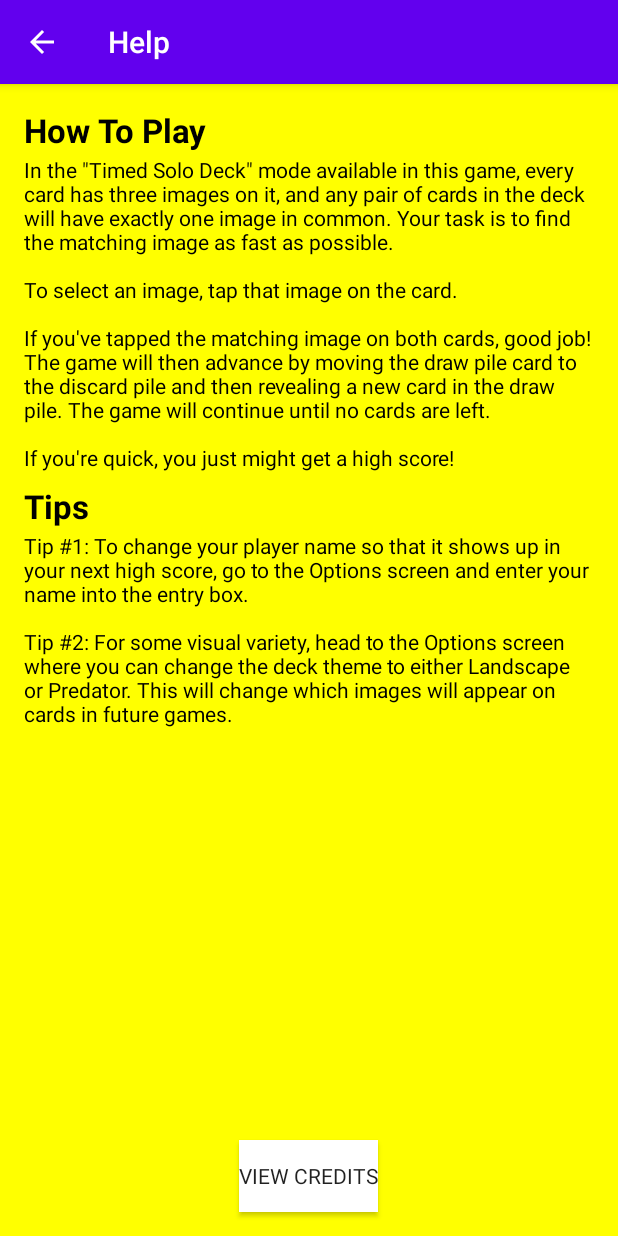
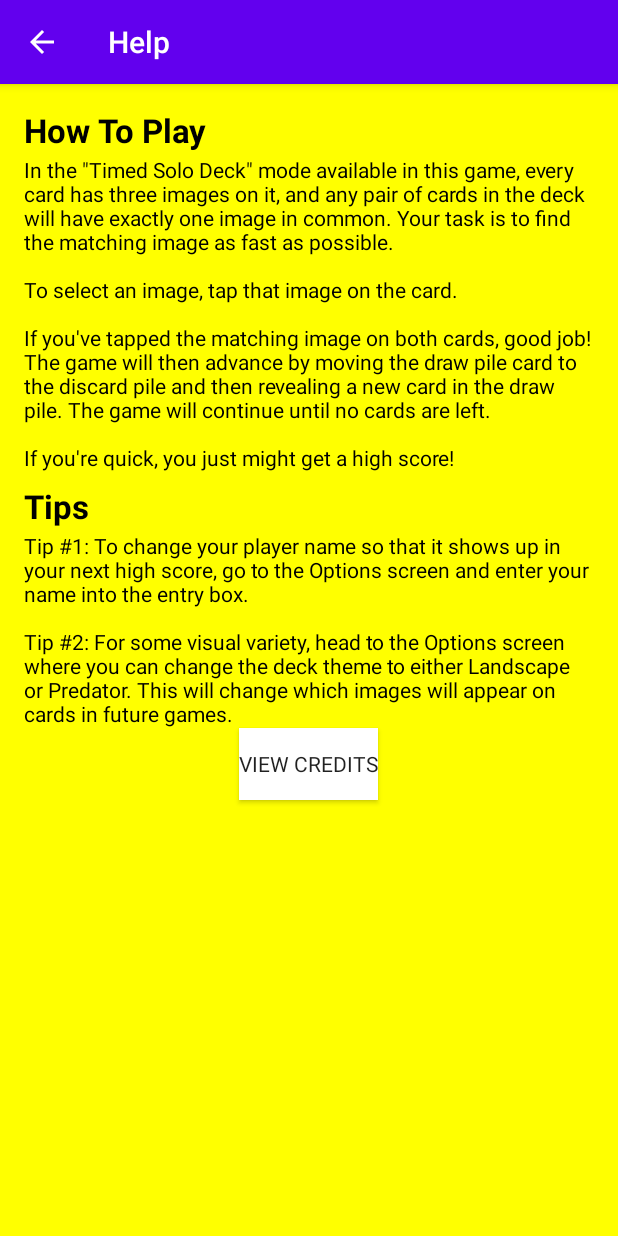
Before and after one commit to bhoward27/276-prj, an Android app: the HelpActivity screen opened directly, with no data from a screen before it, on a phone screen of 412 x 824 dp. Run offline under Robolectric (Android 15) with nearby library versions, the phone set to English and light mode, and no system bars.

Commit message:
Added scrollview to options

```diff
--- a/app/src/main/java/ca/cmpt276/prj/ui/CreditsActivity.java
+++ b/app/src/main/java/ca/cmpt276/prj/ui/CreditsActivity.java
@@ -6,6 +6,7 @@ import android.content.Context;
 import android.content.Intent;
 import android.os.Bundle;
 import android.text.method.LinkMovementMethod;
+import android.util.Log;
 import android.widget.TextView;
 
 import ca.cmpt276.prj.R;
@@ -46,7 +47,7 @@ public class CreditsActivity extends AppCompatActivity {
 
         TextView appIconLink = (TextView) findViewById(R.id.textViewAppIconSource);
 
-        TextView links[] = { caveLink, desertLink, forestLink, oceanLink,
+        TextView[] links = { caveLink, desertLink, forestLink, oceanLink,
                 stormLink, sunriseLink, volcanoLink, rainbowLink,
                 bearLink, eagleLink, leopardLink, lionLink,
                 sharkLink, snakeLink, spiderLink, orcaLink, appIconLink };
@@ -57,6 +58,7 @@ public class CreditsActivity extends AppCompatActivity {
             //  This makes it so that when a hyperlink is tapped, it opens the link in a
             //  web browser.
             link.setMovementMethod(LinkMovementMethod.getInstance());
+            Log.d("test", "setupHyperlinks: " + link);
         }
     }
 
--- a/app/src/main/res/layout/activity_credits.xml
+++ b/app/src/main/res/layout/activity_credits.xml
@@ -38,11 +38,12 @@
         android:layout_width="0dp"
         android:layout_height="wrap_content"
         android:layout_marginStart="16dp"
-        android:layout_marginTop="16dp"
+        android:layout_marginTop="8dp"
         android:layout_marginEnd="16dp"
         android:text="@string/txt_heading_image_sources"
         android:textAppearance="@style/TextAppearance.AppCompat.Large"
         app:layout_constraintEnd_toEndOf="parent"
+        app:layout_constraintHorizontal_bias="0.0"
         app:layout_constraintStart_toStartOf="parent"
         app:layout_constraintTop_toBottomOf="@+id/textViewBodyAboutTheTeam" />
 
@@ -278,10 +279,9 @@
         android:layout_width="0dp"
         android:layout_height="wrap_content"
         android:layout_marginStart="16dp"
-        android:layout_marginTop="228dp"
-        android:text="@string/txt_credits_app_icon"
-        android:textAppearance="@style/TextAppearance.AppCompat.Medium"
+        android:text="@string/app_icon_source"
+        android:textAppearance="@style/TextAppearance.AppCompat.Body1"
         app:layout_constraintStart_toStartOf="parent"
-        app:layout_constraintTop_toBottomOf="@+id/textViewHeadingImageSources" />
+        app:layout_constraintTop_toBottomOf="@+id/textViewRainbowSource" />
 
 </androidx.constraintlayout.widget.ConstraintLayout>
--- a/app/src/main/res/layout/activity_help.xml
+++ b/app/src/main/res/layout/activity_help.xml
@@ -7,9 +7,18 @@
     android:background="@color/yellow"
     tools:context=".ui.HelpActivity">
 
+    <ScrollView
+        android:layout_width="match_parent"
+        android:layout_height="match_parent">
+
+        <LinearLayout
+            android:layout_width="match_parent"
+            android:layout_height="wrap_content"
+            android:orientation="vertical" >
+
             <TextView
                 android:id="@+id/helpDescriptionTItle"
-        android:layout_width="0dp"
+                android:layout_width="match_parent"
                 android:layout_height="wrap_content"
                 android:layout_marginStart="16dp"
                 android:layout_marginTop="16dp"
@@ -20,14 +29,11 @@
                 android:textAppearance="@style/TextAppearance.AppCompat.Medium"
                 android:textColor="@android:color/black"
                 android:textSize="22sp"
-        android:textStyle="bold"
-        app:layout_constraintEnd_toEndOf="parent"
-        app:layout_constraintStart_toStartOf="parent"
-        app:layout_constraintTop_toTopOf="parent" />
+                android:textStyle="bold" />
 
             <TextView
                 android:id="@+id/helpDescription"
-        android:layout_width="0dp"
+                android:layout_width="match_parent"
                 android:layout_height="wrap_content"
                 android:layout_marginStart="16dp"
                 android:layout_marginTop="2dp"
@@ -37,30 +43,11 @@
                 android:textAlignment="viewStart"
                 android:textAppearance="@style/TextAppearance.AppCompat.Body1"
                 android:textColor="@android:color/black"
-        android:textSize="14sp"
-        app:layout_constraintEnd_toEndOf="parent"
-        app:layout_constraintHorizontal_bias="0.0"
-        app:layout_constraintStart_toStartOf="parent"
-        app:layout_constraintTop_toBottomOf="@+id/helpDescriptionTItle" />
-
-    <Button
-        android:id="@+id/btnCredits"
-        android:layout_width="wrap_content"
-        android:layout_height="wrap_content"
-        android:layout_marginStart="16dp"
-        android:layout_marginEnd="16dp"
-        android:layout_marginBottom="16dp"
-        android:fontFamily="sans-serif"
-        android:text="@string/btn_view_credits"
-        android:background="@color/white"
-        app:layout_constraintBottom_toBottomOf="parent"
-        app:layout_constraintEnd_toEndOf="parent"
-        app:layout_constraintHorizontal_bias="0.498"
-        app:layout_constraintStart_toStartOf="parent" />
+                android:textSize="14sp" />
 
             <TextView
                 android:id="@+id/textView2"
-        android:layout_width="0dp"
+                android:layout_width="match_parent"
                 android:layout_height="wrap_content"
                 android:layout_marginStart="16dp"
                 android:layout_marginTop="8dp"
@@ -69,22 +56,32 @@
                 android:textAlignment="viewStart"
                 android:textAppearance="@style/TextAppearance.AppCompat.Large"
                 android:textColor="@android:color/black"
-        android:textStyle="bold"
-        app:layout_constraintEnd_toEndOf="parent"
-        app:layout_constraintStart_toStartOf="parent"
-        app:layout_constraintTop_toBottomOf="@+id/helpDescription" />
+                android:textStyle="bold" />
 
             <TextView
                 android:id="@+id/textView3"
-        android:layout_width="0dp"
+                android:layout_width="match_parent"
                 android:layout_height="wrap_content"
                 android:layout_marginStart="16dp"
                 android:layout_marginTop="2dp"
                 android:layout_marginEnd="16dp"
                 android:text="@string/txt_body_tips"
                 android:textAppearance="@style/TextAppearance.AppCompat.Body1"
-        android:textColor="@android:color/black"
-        app:layout_constraintEnd_toEndOf="parent"
-        app:layout_constraintStart_toStartOf="parent"
-        app:layout_constraintTop_toBottomOf="@+id/textView2" />
+                android:textColor="@android:color/black" />
+
+            <Button
+                android:id="@+id/btnCredits"
+                android:layout_width="wrap_content"
+                android:layout_height="wrap_content"
+                android:layout_gravity="center_horizontal"
+                android:layout_marginStart="16dp"
+                android:layout_marginEnd="16dp"
+                android:layout_marginBottom="16dp"
+                android:background="@color/white"
+                android:fontFamily="sans-serif"
+                android:text="@string/btn_view_credits" />
+
+        </LinearLayout>
+    </ScrollView>
+
 </androidx.constraintlayout.widget.ConstraintLayout>
```
Lines whose indentation alone changed are shown as unchanged.
